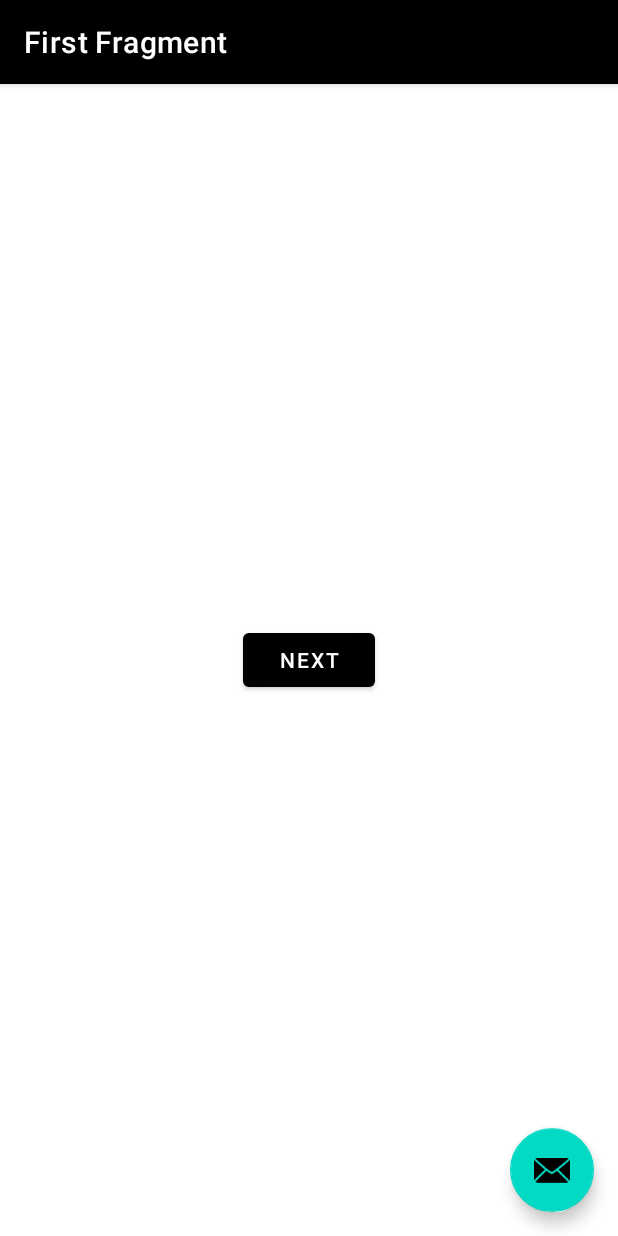
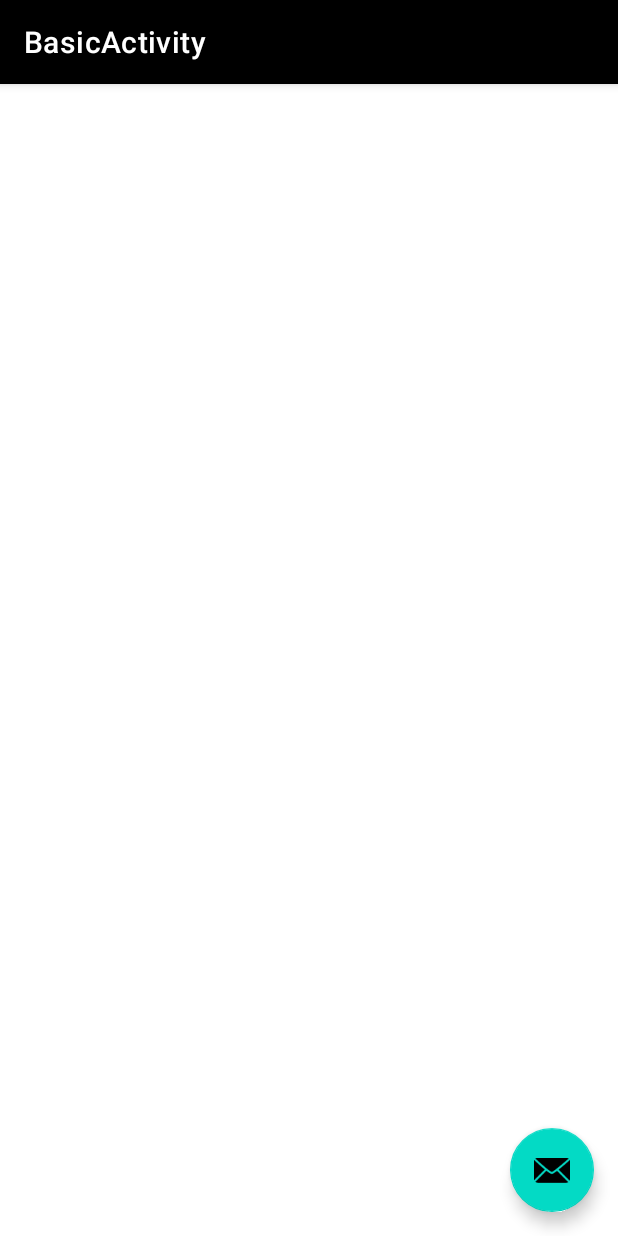
Before and after one commit to inspedralbes/transversal-tr1-2023-2024-app-android-proyecto1gr2, an Android app: the BasicActivity screen opened directly, with no data from a screen before it, on a phone screen of 412 x 824 dp. Run offline under Robolectric (Android 15) with nearby library versions, the phone set to English and light mode, and no system bars; our stand-ins replace navigation-ui; 1 statement that could not run was skipped.

Commit message:
Quitados los fragments

```diff
--- a/app/src/main/java/com/example/projectesupermercat/BasicActivity.java
+++ b/app/src/main/java/com/example/projectesupermercat/BasicActivity.java
@@ -46,9 +46,9 @@ public class BasicActivity extends AppCompatActivity {
 
         setSupportActionBar(binding.toolbar);
 
-        NavController navController = Navigation.findNavController(this, R.id.nav_host_fragment_content_basic);
-        appBarConfiguration = new AppBarConfiguration.Builder(navController.getGraph()).build();
-        NavigationUI.setupActionBarWithNavController(this, navController, appBarConfiguration);
+        //NavController navController = Navigation.findNavController(this, R.id.nav_host_fragment_content_basic);
+        //appBarConfiguration = new AppBarConfiguration.Builder(navController.getGraph()).build();
+        //NavigationUI.setupActionBarWithNavController(this, navController, appBarConfiguration);
     }
 
     @Override
@@ -84,11 +84,11 @@ public class BasicActivity extends AppCompatActivity {
         });
     }
 
-    @Override
+    /*@Override
     public boolean onSupportNavigateUp() {
         NavController navController = Navigation.findNavController(this, R.id.nav_host_fragment_content_basic);
         return NavigationUI.navigateUp(navController, appBarConfiguration)
                 || super.onSupportNavigateUp();
-    }
+    }*/
 
 }
--- a/app/src/main/java/com/example/projectesupermercat/FirstFragment.java
+++ /dev/null
@@ -1,50 +0,0 @@
-package com.example.projectesupermercat;
-
-import android.os.Bundle;
-import android.view.LayoutInflater;
-import android.view.View;
-import android.view.ViewGroup;
-import android.widget.AbsListView;
-import android.widget.Toast;
-
-import androidx.annotation.NonNull;
-import androidx.fragment.app.Fragment;
-import androidx.navigation.fragment.NavHostFragment;
-import androidx.recyclerview.widget.RecyclerView;
-
-import com.example.projectesupermercat.databinding.FragmentFirstBinding;
-
-public class FirstFragment extends Fragment {
-
-    private FragmentFirstBinding binding;
-
-    @Override
-    public View onCreateView(
-            LayoutInflater inflater, ViewGroup container,
-            Bundle savedInstanceState
-    ) {
-
-        binding = FragmentFirstBinding.inflate(inflater, container, false);
-        return binding.getRoot();
-
-    }
-
-    public void onViewCreated(@NonNull View view, Bundle savedInstanceState) {
-        super.onViewCreated(view, savedInstanceState);
-
-        binding.buttonFirst.setOnClickListener(new View.OnClickListener() {
-            @Override
-            public void onClick(View view) {
-                NavHostFragment.findNavController(FirstFragment.this)
-                        .navigate(R.id.action_FirstFragment_to_SecondFragment);
-            }
-        });
-    }
-
-    @Override
-    public void onDestroyView() {
-        super.onDestroyView();
-        binding = null;
-    }
-
-}
--- a/app/src/main/res/layout/activity_basic.xml
+++ b/app/src/main/res/layout/activity_basic.xml
@@ -20,7 +20,14 @@
 
     </com.google.android.material.appbar.AppBarLayout>
 
-    <include layout="@layout/content_basic" />
+    <androidx.recyclerview.widget.RecyclerView
+        android:id="@+id/recycler_view"
+        android:layout_width="match_parent"
+        android:layout_height="wrap_content"
+        android:layout_marginTop="60dp"
+        app:layout_constraintEnd_toEndOf="parent"
+        app:layout_constraintStart_toStartOf="parent"
+        app:layout_constraintTop_toTopOf="parent" />
 
     <com.google.android.material.floatingactionbutton.FloatingActionButton
         android:id="@+id/fab"
--- a/app/src/main/res/layout/content_basic.xml
+++ /dev/null
@@ -1,19 +0,0 @@
-<?xml version="1.0" encoding="utf-8"?>
-<androidx.constraintlayout.widget.ConstraintLayout xmlns:android="http://schemas.android.com/apk/res/android"
-    xmlns:app="http://schemas.android.com/apk/res-auto"
-    android:layout_width="match_parent"
-    android:layout_height="match_parent"
-    app:layout_behavior="@string/appbar_scrolling_view_behavior">
-
-    <fragment
-        android:id="@+id/nav_host_fragment_content_basic"
-        android:name="androidx.navigation.fragment.NavHostFragment"
-        android:layout_width="0dp"
-        android:layout_height="0dp"
-        app:defaultNavHost="true"
-        app:layout_constraintBottom_toBottomOf="parent"
-        app:layout_constraintEnd_toEndOf="parent"
-        app:layout_constraintStart_toStartOf="parent"
-        app:layout_constraintTop_toTopOf="parent"
-        app:navGraph="@navigation/nav_graph" />
-</androidx.constraintlayout.widget.ConstraintLayout>
--- a/app/src/main/res/layout/fragment_first.xml
+++ /dev/null
@@ -1,26 +0,0 @@
-<?xml version="1.0" encoding="utf-8"?>
-<androidx.constraintlayout.widget.ConstraintLayout xmlns:android="http://schemas.android.com/apk/res/android"
-    xmlns:app="http://schemas.android.com/apk/res-auto"
-    xmlns:tools="http://schemas.android.com/tools"
-    android:layout_width="match_parent"
-    android:layout_height="match_parent"
-    tools:context=".FirstFragment">
-
-    <androidx.recyclerview.widget.RecyclerView
-        android:id="@+id/recycler_view"
-        android:layout_width="match_parent"
-        android:layout_height="wrap_content"
-        app:layout_constraintEnd_toEndOf="parent"
-        app:layout_constraintStart_toStartOf="parent"
-        app:layout_constraintTop_toTopOf="parent" />
-
-    <Button
-        android:id="@+id/button_first"
-        android:layout_width="wrap_content"
-        android:layout_height="wrap_content"
-        android:text="@string/next"
-        app:layout_constraintBottom_toBottomOf="parent"
-        app:layout_constraintEnd_toEndOf="parent"
-        app:layout_constraintStart_toStartOf="parent"
-        app:layout_constraintTop_toBottomOf="@id/recycler_view" />
-</androidx.constraintlayout.widget.ConstraintLayout>
--- a/app/src/main/res/navigation/nav_graph.xml
+++ b/app/src/main/res/navigation/nav_graph.xml
@@ -2,27 +2,4 @@
 <navigation xmlns:android="http://schemas.android.com/apk/res/android"
     xmlns:app="http://schemas.android.com/apk/res-auto"
     xmlns:tools="http://schemas.android.com/tools"
-    android:id="@+id/nav_graph"
-    app:startDestination="@id/FirstFragment">
-
-    <fragment
-        android:id="@+id/FirstFragment"
-        android:name="com.example.projectesupermercat.FirstFragment"
-        android:label="@string/first_fragment_label"
-        tools:layout="@layout/fragment_first">
-
-        <action
-            android:id="@+id/action_FirstFragment_to_SecondFragment"
-            app:destination="@id/SecondFragment" />
-    </fragment>
-    <fragment
-        android:id="@+id/SecondFragment"
-        android:name="com.example.projectesupermercat.SecondFragment"
-        android:label="@string/second_fragment_label"
-        tools:layout="@layout/fragment_second">
-
-        <action
-            android:id="@+id/action_SecondFragment_to_FirstFragment"
-            app:destination="@id/FirstFragment" />
-    </fragment>
-</navigation>
+    android:id="@+id/nav_graph" />
```
Also changed, not shown: app/src/main/java/com/example/projectesupermercat/SecondFragment.java (deleted, +0 -47 lines), app/src/main/res/layout/fragment_second.xml (deleted, +0 -27 lines).
